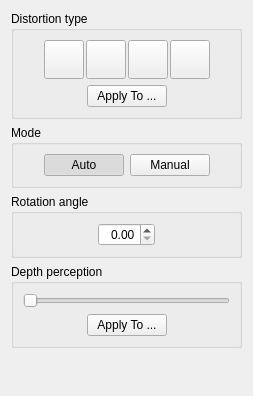
Old version of the form src/stages/deskew/ui/DeskewOptionsWidget.ui in the repository ImageProcessing-ElectronicPublications/scantailor-experimental.
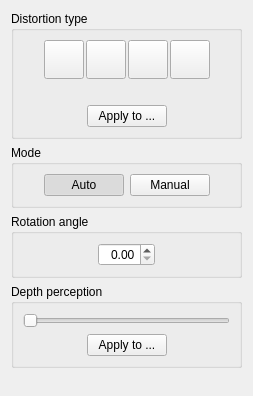
New version of the form.

```diff
--- a/src/stages/deskew/ui/DeskewOptionsWidget.ui
+++ b/src/stages/deskew/ui/DeskewOptionsWidget.ui
@@ -141,6 +141,16 @@
         </item>
        </layout>
       </item>
+      <item>
+       <widget class="QLabel" name="emptyLabel">
+        <property name="text">
+         <string></string>
+        </property>
+         <property name="alignment">
+          <set>Qt::AlignCenter</set>
+         </property>
+       </widget>
+      </item>
       <item>
        <layout class="QHBoxLayout" name="horizontalLayout">
         <item>
@@ -159,7 +169,7 @@
         <item>
          <widget class="QPushButton" name="applyDistortionTypeBtn">
           <property name="text">
-           <string>Apply To ...</string>
+           <string>Apply to ...</string>
           </property>
          </widget>
         </item>
@@ -333,7 +343,7 @@
         <item>
          <widget class="QPushButton" name="applyDepthPerceptionBtn">
           <property name="text">
-           <string>Apply To ...</string>
+           <string>Apply to ...</string>
           </property>
          </widget>
         </item>
```
